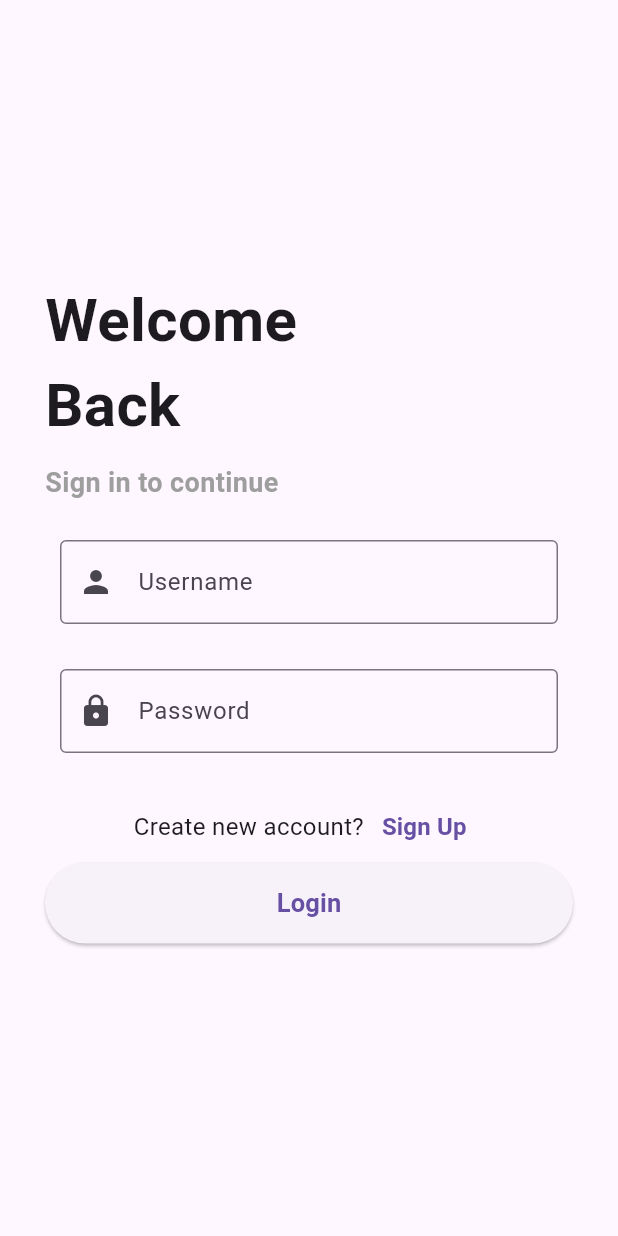
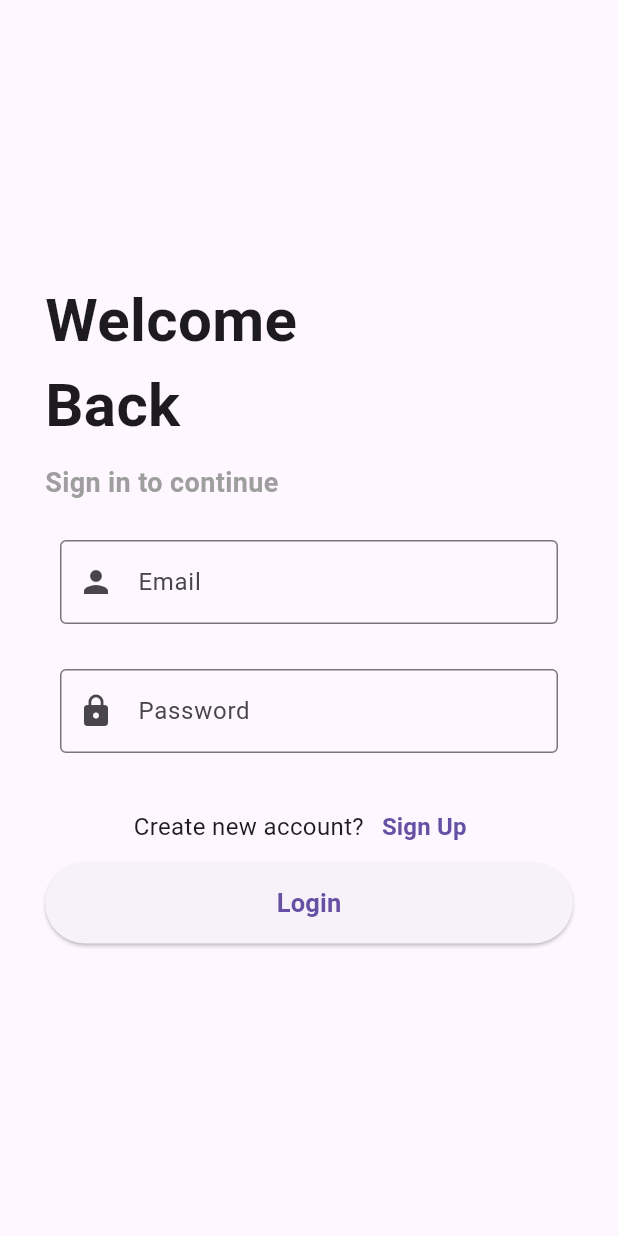
Before and after one commit to dedefaizzz/Base-ToDoList-main, a Flutter app: the screen it shows after launch, on a phone screen of 412 x 824 dp. Run offline on Flutter 3.47's test engine with Material 3 defaults, Android fonts, the phone set to English and light mode, and no system bars; our stand-ins replace cloud_firestore, firebase_auth, firebase_core; accounts and stored records are empty.

Commit message:
membuat method login dan register di loginPage.dart

```diff
--- a/lib/view/home_page.dart
+++ b/lib/view/home_page.dart
@@ -2,9 +2,9 @@ import 'package:base_todolist/model/item_list.dart';
 import 'package:flutter/material.dart';
 import '../model/todo.dart';
 
-class TodoPage extends StatelessWidget {
+class homePage extends StatelessWidget {
   final Todo dataList;
-  const TodoPage({super.key, required this.dataList});
+  const homePage({super.key, required this.dataList});
 
   @override
   Widget build(BuildContext context) {
--- a/lib/view/login_page.dart
+++ b/lib/view/login_page.dart
@@ -1,17 +1,30 @@
-import 'package:base_todolist/model/todo.dart';
+import 'package:firebase_auth/firebase_auth.dart';
 import 'package:flutter/material.dart';
 import 'home_page.dart';
 import 'register_page.dart';
 
-class LoginPage extends StatelessWidget {
+class LoginPage extends StatefulWidget {
   const LoginPage({Key? key});
+
+  @override
+  State<LoginPage> createState() => _LoginPageState();
+}
+
+class _LoginPageState extends State<LoginPage> {
+  final FirebaseAuth _auth = FirebaseAuth.instance;
+  bool _isLoading = false;
+
+  final TextEditingController _emailController = TextEditingController();
+  final TextEditingController _passwordController = TextEditingController();
 
   @override
   Widget build(BuildContext context) {
     return Scaffold(
       body: Padding(
         padding: const EdgeInsets.symmetric(horizontal: 30),
-        child: Column(
+        child: _isLoading
+            ? const Center(child: CircularProgressIndicator())
+            : Column(
                 mainAxisAlignment: MainAxisAlignment.center,
                 crossAxisAlignment: CrossAxisAlignment.stretch,
                 children: [
@@ -43,21 +56,25 @@ class LoginPage extends StatelessWidget {
                   const SizedBox(
                     height: 10,
                   ),
-            const Padding(
-              padding: EdgeInsets.symmetric(vertical: 15, horizontal: 10),
+                  Padding(
+                    padding: const EdgeInsets.symmetric(
+                        vertical: 15, horizontal: 10),
                     child: TextField(
-                decoration: InputDecoration(
-                  labelText: 'Username',
+                      controller: _emailController,
+                      decoration: const InputDecoration(
+                        labelText: 'Email',
                         prefixIcon: Icon(Icons.person),
                         border: OutlineInputBorder(),
                       ),
                     ),
                   ),
-            const Padding(
-              padding: EdgeInsets.symmetric(vertical: 15, horizontal: 10),
+                  Padding(
+                    padding: const EdgeInsets.symmetric(
+                        vertical: 15, horizontal: 10),
                     child: TextField(
+                      controller: _passwordController,
                       obscureText: true,
-                decoration: InputDecoration(
+                      decoration: const InputDecoration(
                         labelText: 'Password',
                         prefixIcon: Icon(Icons.lock),
                         border: OutlineInputBorder(),
@@ -73,14 +90,7 @@ class LoginPage extends StatelessWidget {
                         style: TextStyle(fontSize: 16),
                       ),
                       TextButton(
-                  onPressed: () {
-                    Navigator.push(
-                      context,
-                      MaterialPageRoute(
-                        builder: (context) => const RegisterPage(),
-                      ),
-                    );
-                  },
+                        onPressed: toRegister,
                         child: const Text(
                           'Sign Up',
                           style: TextStyle(
@@ -96,14 +106,7 @@ class LoginPage extends StatelessWidget {
                     style: ElevatedButton.styleFrom(
                       padding: const EdgeInsets.symmetric(vertical: 15),
                     ),
-              onPressed: () {
-                Navigator.pushReplacement(
-                  context,
-                  MaterialPageRoute(
-                    builder: (context) => TodoPage(dataList: listdata[0]),
-                  ),
-                );
-              },
+                    onPressed: login,
                     child: const Text(
                       'Login',
                       style: TextStyle(
@@ -118,4 +121,42 @@ class LoginPage extends StatelessWidget {
       ),
     );
   }
+
+  // void untuk register user
+  void toRegister() {
+    Navigator.push(context, MaterialPageRoute(builder: (context) {
+      return const RegisterPage();
+    }));
   }
+
+  // void utk login ke homePage
+  void login() async {
+    setState(() {
+      _isLoading = true;
+    });
+
+    try {
+      final navigator = Navigator.of(context);
+      final email = _emailController.text;
+      final password = _passwordController.text;
+
+      if (email.isEmpty || password.isEmpty) {
+        throw ("Please fill all the fields");
+      } else {
+        await _auth.signInWithEmailAndPassword(
+            email: email, password: password);
+        navigator.pushReplacement(MaterialPageRoute(builder: (context) {
+          return homePage();
+        }));
+      }
+    } catch (e) {
+      final snackBar = SnackBar(content: Text(e.toString()));
+      // ignore: use_build_context_synchronously
+      ScaffoldMessenger.of(context).showSnackBar(snackBar);
+    } finally {
+      setState(() {
+        _isLoading = false;
+      });
+    }
+  }
+}
```
Lines whose indentation alone changed are shown as unchanged.
